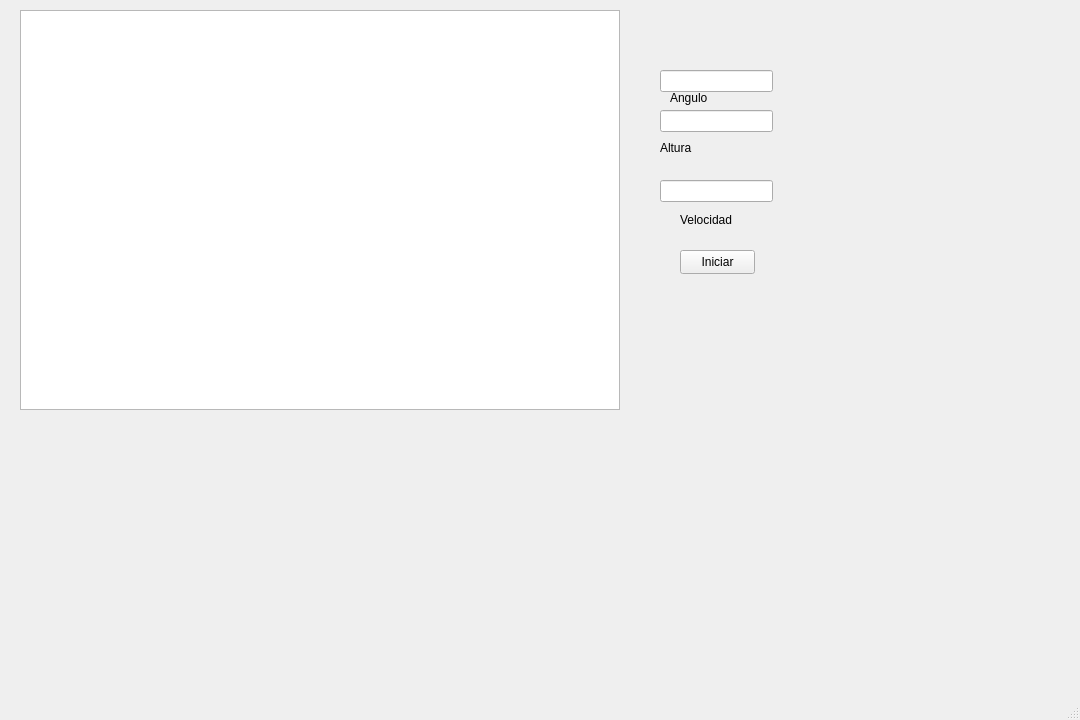
Old version of the form misil_game/mainwindow.ui in the repository angel-espinosada/laboratorio_5.
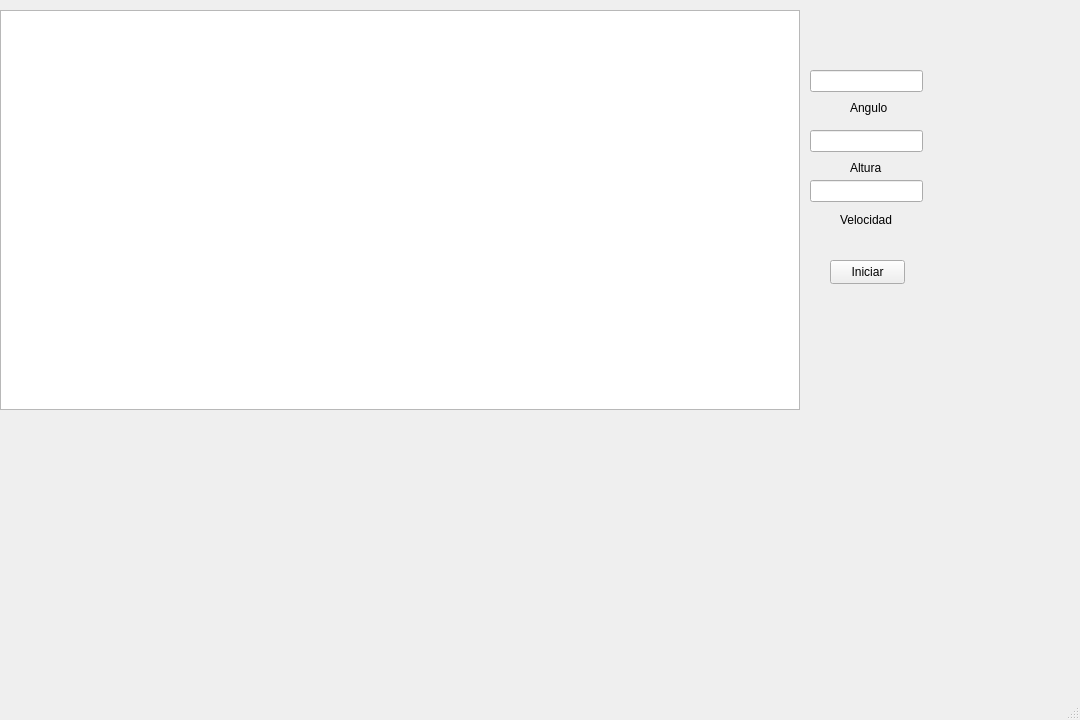
New version of the form.

Diff of the .ui file:
```diff
--- a/misil_game/mainwindow.ui
+++ b/misil_game/mainwindow.ui
@@ -17,7 +17,7 @@
    <widget class="QLineEdit" name="Angulo">
     <property name="geometry">
      <rect>
-      <x>660</x>
+      <x>810</x>
       <y>70</y>
       <width>113</width>
       <height>22</height>
@@ -27,8 +27,8 @@
    <widget class="QLineEdit" name="Altura">
     <property name="geometry">
      <rect>
-      <x>660</x>
-      <y>110</y>
+      <x>810</x>
+      <y>130</y>
       <width>113</width>
       <height>22</height>
      </rect>
@@ -37,8 +37,8 @@
    <widget class="QLabel" name="label">
     <property name="geometry">
      <rect>
-      <x>670</x>
-      <y>90</y>
+      <x>850</x>
+      <y>100</y>
       <width>49</width>
       <height>16</height>
      </rect>
@@ -50,8 +50,8 @@
    <widget class="QLabel" name="label_2">
     <property name="geometry">
      <rect>
-      <x>660</x>
-      <y>140</y>
+      <x>850</x>
+      <y>160</y>
       <width>49</width>
       <height>16</height>
      </rect>
@@ -63,7 +63,7 @@
    <widget class="QLabel" name="label_3">
     <property name="geometry">
      <rect>
-      <x>680</x>
+      <x>840</x>
       <y>210</y>
       <width>71</width>
       <height>20</height>
@@ -76,7 +76,7 @@
    <widget class="QLineEdit" name="velocidad">
     <property name="geometry">
      <rect>
-      <x>660</x>
+      <x>810</x>
       <y>180</y>
       <width>113</width>
       <height>22</height>
@@ -86,9 +86,9 @@
    <widget class="QGraphicsView" name="escena">
     <property name="geometry">
      <rect>
-      <x>20</x>
+      <x>0</x>
       <y>10</y>
-      <width>600</width>
+      <width>800</width>
       <height>400</height>
      </rect>
     </property>
@@ -96,8 +96,8 @@
    <widget class="QPushButton" name="pushButton">
     <property name="geometry">
      <rect>
-      <x>680</x>
-      <y>250</y>
+      <x>830</x>
+      <y>260</y>
       <width>75</width>
       <height>24</height>
      </rect>
```
